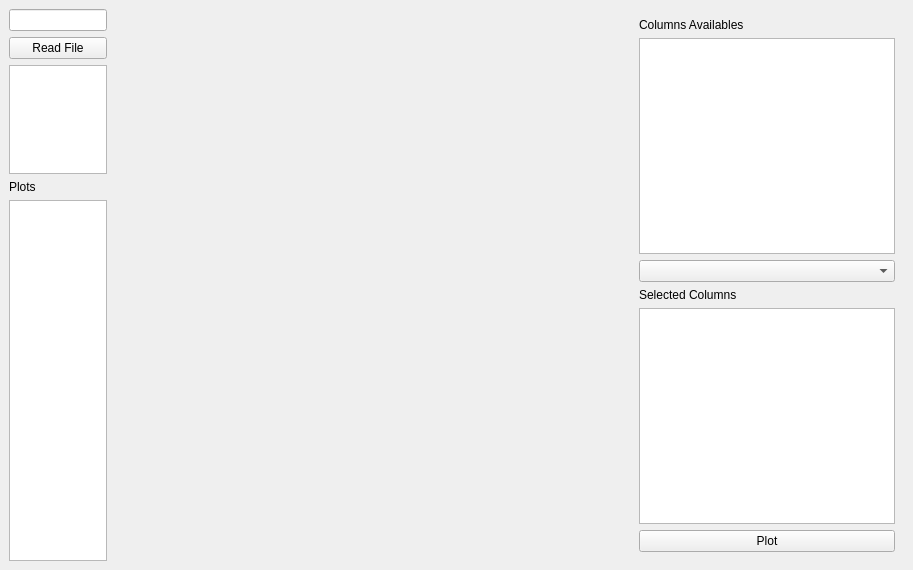
The window that dirty/window.ui (HaraldHeitmann/Pybi) describes before a commit, drawn with Qt 5.
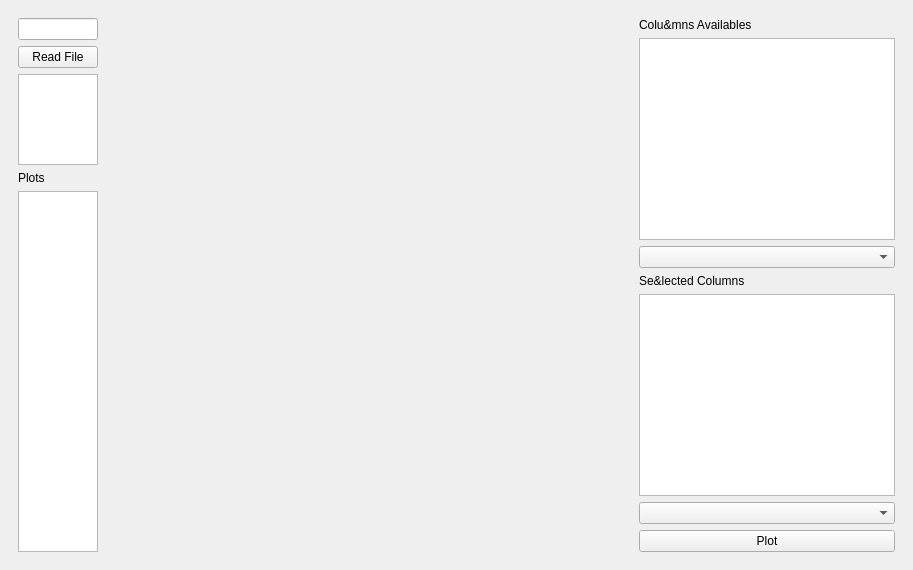
The same window after the commit.

Commit message: add filter functionality

```diff
--- a/dirty/window.ui
+++ b/dirty/window.ui
@@ -16,6 +16,19 @@
   <widget class="QWidget" name="centralwidget">
    <layout class="QHBoxLayout" name="horizontalLayout">
     <item>
+     <widget class="QWidget" name="widget2" native="true">
+      <property name="sizePolicy">
+       <sizepolicy hsizetype="Fixed" vsizetype="Preferred">
+        <horstretch>0</horstretch>
+        <verstretch>0</verstretch>
+       </sizepolicy>
+      </property>
+      <property name="minimumSize">
+       <size>
+        <width>10</width>
+        <height>0</height>
+       </size>
+      </property>
      <layout class="QVBoxLayout" name="verticalLayout_3">
       <item>
        <widget class="QLineEdit" name="inp">
@@ -58,6 +71,7 @@
        </widget>
       </item>
      </layout>
+     </widget>
     </item>
     <item>
      <widget class="QWidget" name="mplwindow" native="true">
@@ -94,7 +108,7 @@
        <item>
         <widget class="QLabel" name="label">
          <property name="text">
-          <string>Columns Availables</string>
+          <string>Colu&amp;mns Availables</string>
          </property>
         </widget>
        </item>
@@ -107,13 +121,16 @@
        <item>
         <widget class="QLabel" name="label_2">
          <property name="text">
-          <string>Selected Columns</string>
+          <string>Se&amp;lected Columns</string>
          </property>
         </widget>
        </item>
        <item>
         <widget class="QListWidget" name="stgList"/>
        </item>
+       <item>
+        <widget class="QComboBox" name="filterBox"/>
+       </item>
        <item>
         <widget class="QPushButton" name="pltBtn">
          <property name="text">
```
Lines whose indentation alone changed are shown as unchanged. The commit also changes 1 other file.
